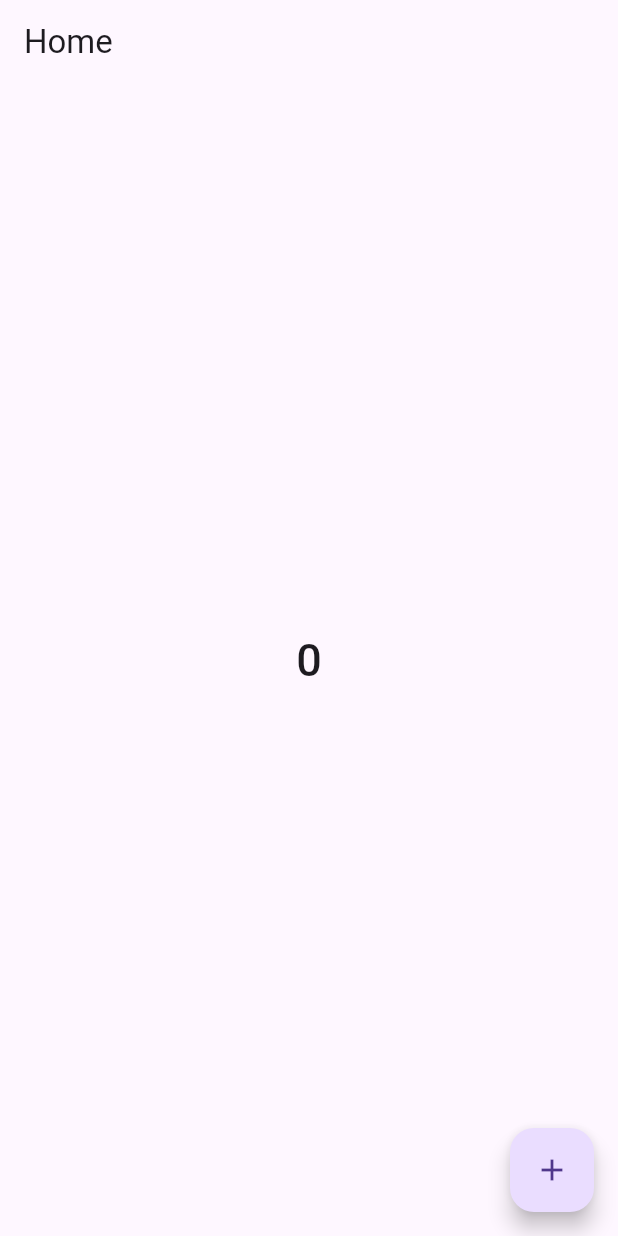
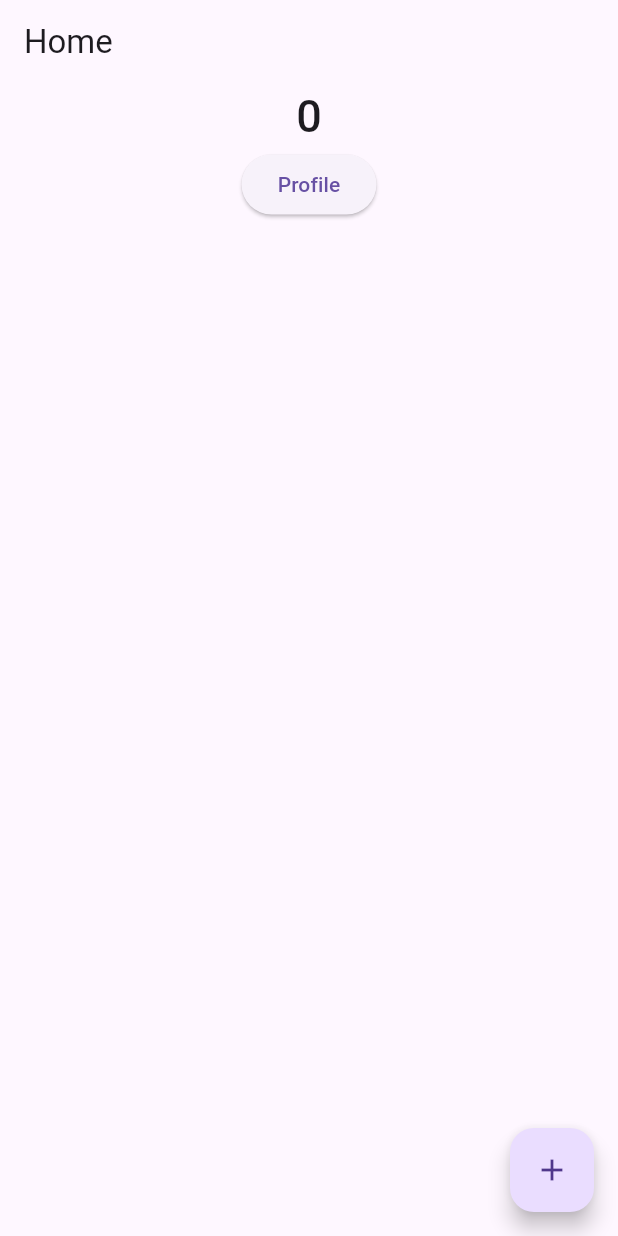
Before and after one commit to Mahabub-Jamil/GetX_Practice, a Flutter app: the screen it shows after launch, on a phone screen of 412 x 824 dp. Run offline on Flutter 3.47's test engine with Material 3 defaults, Android fonts, the phone set to English and light mode, and no system bars; our stand-ins replace get.

Commit message:
Second commit

```diff
--- a/lib/home_screen.dart
+++ b/lib/home_screen.dart
@@ -1,9 +1,11 @@
 import 'package:flutter/material.dart';
 import 'package:get/get.dart';
+import 'package:getx_practice/counter_controller.dart';
+import 'package:getx_practice/profile_screen.dart';
 
 class HomeScreen extends StatefulWidget {
   const HomeScreen({super.key});
-
+  static const String name = '/';
   @override
   State<HomeScreen> createState() => _HomeScreenState();
 }
@@ -14,13 +16,31 @@ class _HomeScreenState extends State<HomeScreen> {
     return Scaffold(
       appBar: AppBar(title: Text("Home")),
       body: Center(
-        child: GetBuilder<CounterController>(
-          builder: (CounterController) {
-            return Text(
-              '${CounterController.counter}',
-              style: const TextStyle(fontSize: 30, fontWeight: FontWeight.w500),
-            );
-          },
+        child: Column(
+          children: [
+            GetBuilder<CounterController>(
+              builder: (counterController) {
+                return Text(
+                  '${counterController.counter}',
+                  style: const TextStyle(
+                    fontSize: 30,
+                    fontWeight: FontWeight.w500,
+                  ),
+                );
+              },
+            ),
+            ElevatedButton(
+              onPressed: () {
+                // Navigator.push(
+                //   context,
+                //   MaterialPageRoute(builder: (context) => ProfileScreen()),
+                // );
+                // Get.to(ProfileScreen());
+                Navigator.pushNamed(context, ProfileScreen.name);
+              },
+              child: Text("Profile"),
+            ),
+          ],
         ),
       ),
       floatingActionButton: FloatingActionButton(
@@ -32,11 +52,3 @@ class _HomeScreenState extends State<HomeScreen> {
     );
   }
 }
-
-class CounterController extends GetxController {
-  int counter = 0;
-  void increment() {
-    counter++;
-    update();
-  }
-}
--- a/lib/main.dart
+++ b/lib/main.dart
@@ -2,6 +2,8 @@ import 'package:flutter/material.dart';
 import 'package:get/get.dart';
 import 'package:getx_practice/counter_controller.dart';
 import 'package:getx_practice/home_screen.dart';
+import 'package:getx_practice/profile_screen.dart';
+import 'package:getx_practice/settings_screen.dart';
 
 void main() {
   runApp(const CounterApp());
@@ -14,8 +16,12 @@ class CounterApp extends StatelessWidget {
   Widget build(BuildContext context) {
     return GetMaterialApp(
       debugShowCheckedModeBanner: false,
-      home: HomeScreen(),
       initialBinding: ControllerBinder(),
+      routes: {
+        HomeScreen.name: (context) => const HomeScreen(),
+        ProfileScreen.name: (context) => const ProfileScreen(),
+        SettingsScreen.name: (context) => const SettingsScreen(),
+      },
     );
   }
 }
```
Also changed, not shown: lib/counter_controller.dart (+9 -0 lines), lib/profile_screen.dart (added, +27 -0 lines), lib/settings_screen.dart (added, +22 -0 lines).
